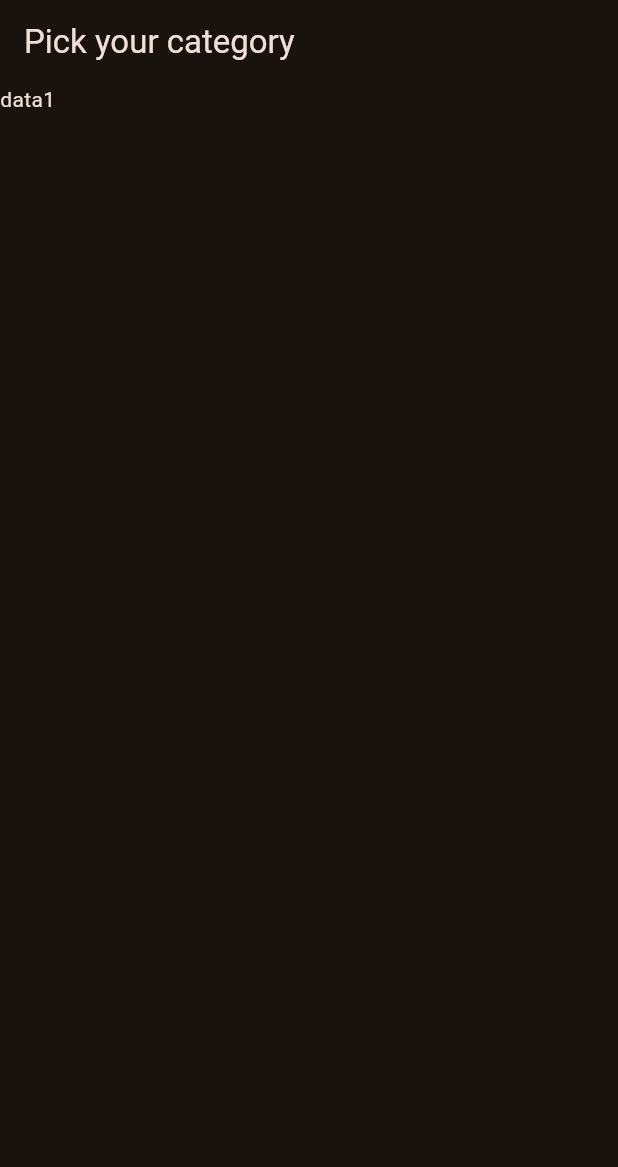
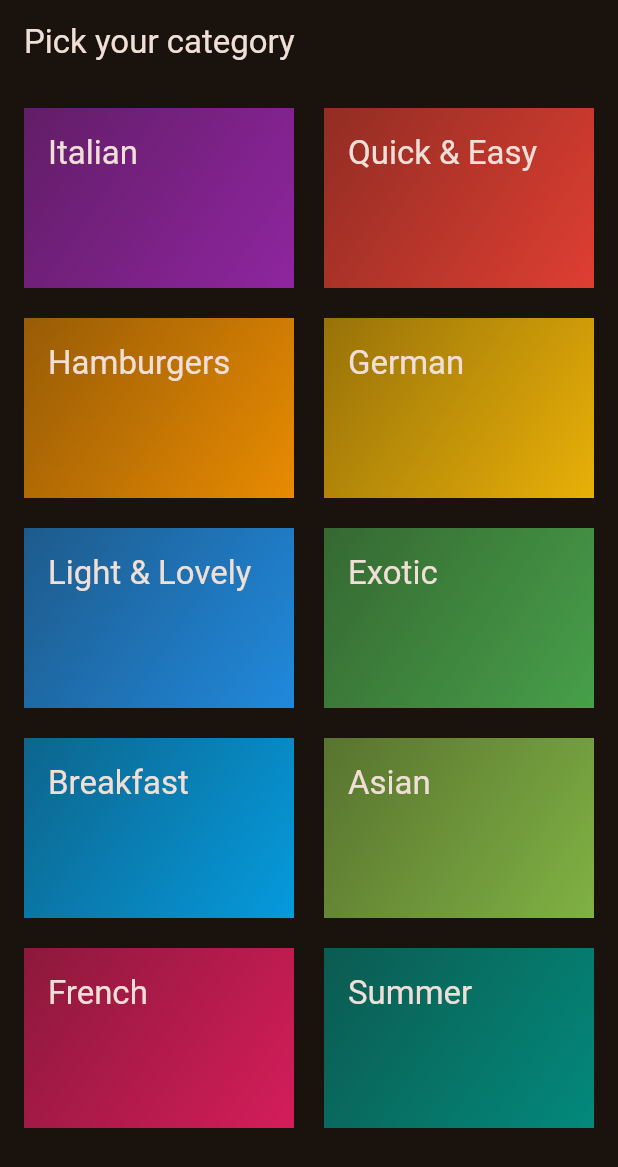
Before and after one commit to Nurbolovna/meals_app, a Flutter app: the screen it shows after launch, on a phone screen of 412 x 824 dp. Shown: the top 1167 px of the screen. Run offline on Flutter 3.47's test engine with Material 3 defaults, Android fonts, the phone set to English and light mode, and no system bars.

Commit message:
category_grids

```diff
--- a/lib/categories.dart
+++ b/lib/categories.dart
@@ -1,4 +1,6 @@
 import 'package:flutter/material.dart';
+import 'package:meals_app/screens/category_grid_item.dart';
+import 'package:meals_app/data/dummy_data.dart';
 
 class Categories extends StatelessWidget {
   const Categories({super.key});
@@ -10,13 +12,16 @@ class Categories extends StatelessWidget {
         title: const Text('Pick your category'),
       ),
       body: GridView(
+        padding: EdgeInsets.all(16),
         gridDelegate: SliverGridDelegateWithFixedCrossAxisCount(
             crossAxisCount: 2,
             childAspectRatio: 3 / 2,
             crossAxisSpacing: 20,
             mainAxisSpacing: 20),
-            children: [
-              Text('data1'),
+            children:[
+              for(final category in availableCategories)
+                CategoryGridItem(category),
+                //or availableCategories.map((category) => CategoryGridItem(category)).toList()
 
             ],
       ),
--- /dev/null
+++ b/lib/data/dummy_data.dart
@@ -0,0 +1,56 @@
+import 'package:flutter/material.dart';
+
+import 'package:meals_app/models/category.dart';
+
+const availableCategories = [
+  Category(
+    id: 'c1',
+    title: 'Italian',
+    color: Colors.purple,
+  ),
+  Category(
+    id: 'c2',
+    title: 'Quick & Easy',
+    color: Colors.red,
+  ),
+  Category(
+    id: 'c3',
+    title: 'Hamburgers',
+    color: Colors.orange,
+  ),
+  Category(
+    id: 'c4',
+    title: 'German',
+    color: Colors.amber,
+  ),
+  Category(
+    id: 'c5',
+    title: 'Light & Lovely',
+    color: Colors.blue,
+  ),
+  Category(
+    id: 'c6',
+    title: 'Exotic',
+    color: Colors.green,
+  ),
+  Category(
+    id: 'c7',
+    title: 'Breakfast',
+    color: Colors.lightBlue,
+  ),
+  Category(
+    id: 'c8',
+    title: 'Asian',
+    color: Colors.lightGreen,
+  ),
+  Category(
+    id: 'c9',
+    title: 'French',
+    color: Colors.pink,
+  ),
+  Category(
+    id: 'c10',
+    title: 'Summer',
+    color: Colors.teal,
+  ),
+];
--- a/lib/models/category.dart
+++ b/lib/models/category.dart
@@ -0,0 +1,8 @@
+import 'package:flutter/material.dart';
+
+class Category {
+  const Category({required this.id, required this.title,this.color = Colors.orange });
+  final String id;
+  final String title;
+  final Color color;
+}
--- /dev/null
+++ b/lib/screens/category_grid_item.dart
@@ -0,0 +1,32 @@
+import 'package:flutter/material.dart';
+import 'package:meals_app/models/category.dart';
+
+class CategoryGridItem extends StatelessWidget {
+  const CategoryGridItem(this.category);
+
+  final Category category;
+
+  @override
+  Widget build(BuildContext context) {
+    return Container(
+      padding: const EdgeInsets.all(16),
+      decoration: BoxDecoration(
+        gradient: LinearGradient(
+          colors: [
+            category.color.withOpacity(0.55),
+            category.color.withOpacity(0.9),
+          ],
+          begin: Alignment.topLeft,
+          end: Alignment.bottomRight,
+        ),
+      ),
+      child: Text(
+        category.title,
+        style: Theme.of(context)
+            .textTheme
+            .titleLarge!
+            .copyWith(color: Theme.of(context).colorScheme.onBackground),
+      ),
+    );
+  }
+}
```
